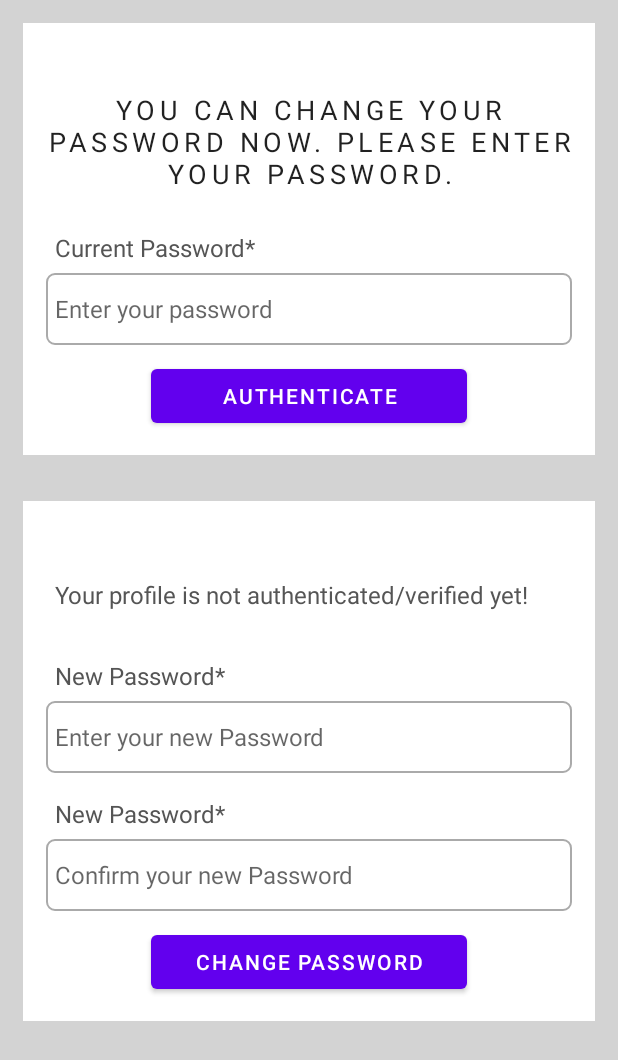
After one commit to ayushbaj53/StudentDormitoryFinder, an Android app: the layout activity_change_password.xml on its own in the app's theme, with its tools: preview values and no code run, on a phone screen of 412 x 824 dp. The commit adds this screen. Shown: the top 1060 px of the screen. Run offline under Robolectric (Android 15) with nearby library versions, the phone set to English and light mode, and no system bars.

Commit message:
Change Password Activity done

```diff
--- a/app/src/main/AndroidManifest.xml
+++ b/app/src/main/AndroidManifest.xml
@@ -11,6 +11,9 @@
         android:supportsRtl="true"
         android:theme="@style/Theme.StudentDormitoryFinder"
         tools:targetApi="31">
+        <activity
+            android:name=".ChangePasswordActivity"
+            android:exported="false" />
         <activity
             android:name=".UpdateEmailActivity"
             android:exported="false" />
--- /dev/null
+++ b/app/src/main/res/layout/activity_change_password.xml
@@ -0,0 +1,159 @@
+<?xml version="1.0" encoding="utf-8"?>
+<ScrollView xmlns:android="http://schemas.android.com/apk/res/android"
+    xmlns:app="http://schemas.android.com/apk/res-auto"
+    xmlns:tools="http://schemas.android.com/tools"
+    android:layout_width="match_parent"
+    android:layout_height="match_parent"
+    tools:context=".ChangePasswordActivity"
+    android:background="@color/light_gray">
+
+    <LinearLayout
+        android:layout_width="match_parent"
+        android:layout_height="wrap_content"
+        android:orientation="vertical">
+
+        <RelativeLayout
+            android:layout_width="match_parent"
+            android:layout_height="wrap_content"
+            android:background="@color/white"
+            android:padding="15dp"
+            android:layout_margin="15dp"
+            android:id="@+id/RL_email">
+
+            <TextView
+                android:layout_width="match_parent"
+                android:layout_height="wrap_content"
+                android:id="@+id/textView_change_pwd_head"
+                android:layout_marginTop="30dp"
+                android:text="You can change your password now. Please enter your password."
+                android:textAlignment="center"
+                android:textAppearance="@style/TextAppearance.MaterialComponents.Overline"
+                android:textSize="18sp"/>
+
+
+
+            <TextView
+                android:layout_width="match_parent"
+                android:layout_height="wrap_content"
+                android:id="@+id/textView_change_pwd_current"
+                android:layout_below="@id/textView_change_pwd_head"
+                android:layout_marginTop="20dp"
+                android:text="Current Password*"
+                android:padding="6dp"
+                android:textColor="#555555"
+                android:textSize="16sp"/>
+
+            <EditText
+                android:id="@+id/editText_change_pwd_current"
+                android:layout_width="match_parent"
+                android:layout_height="wrap_content"
+                android:layout_below="@id/textView_change_pwd_current"
+                android:background="@drawable/border"
+                android:hint="Enter your password"
+                android:inputType="textPassword"
+                android:minHeight="48dp"
+                android:padding="6dp"
+                android:textSize="16sp" />
+
+            <Button
+                android:layout_width="match_parent"
+                android:layout_height="wrap_content"
+                android:id="@+id/button_change_pwd_authenticate"
+                android:layout_below="@+id/editText_change_pwd_current"
+                android:text="Authenticate"
+                android:layout_marginTop="10dp"
+                android:layout_marginRight="70dp"
+                android:layout_marginLeft="70dp"/>
+
+            <ProgressBar
+                android:layout_width="wrap_content"
+                android:layout_height="wrap_content"
+                android:id="@+id/progressBar"
+                style="?android:attr/progressBarStyleLarge"
+                android:layout_centerVertical="true"
+                android:layout_centerHorizontal="true"
+                android:elevation="10dp"
+                android:visibility="gone">
+            </ProgressBar>
+
+        </RelativeLayout>
+
+        <RelativeLayout
+            android:layout_width="match_parent"
+            android:layout_height="wrap_content"
+            android:background="@color/white"
+            android:layout_margin="15dp"
+            android:padding="15dp"
+            >
+
+            <TextView
+                android:layout_width="match_parent"
+                android:layout_height="wrap_content"
+                android:id="@+id/textView_change_pwd_authenticated"
+                android:layout_marginTop="30dp"
+                android:text="Your profile is not authenticated/verified yet!"
+                android:padding="6dp"
+                android:textColor="#555555"
+                android:textSize="16sp"/>
+
+            <TextView
+                android:layout_width="match_parent"
+                android:layout_height="wrap_content"
+                android:id="@+id/textView_change_pwd_new"
+                android:layout_below="@id/textView_change_pwd_authenticated"
+                android:layout_marginTop="20dp"
+                android:text="New Password*"
+                android:padding="6dp"
+                android:textColor="#555555"
+                android:textSize="16sp"/>
+
+            <EditText
+                android:id="@+id/editText_change_pwd_new"
+                android:layout_width="match_parent"
+                android:layout_height="wrap_content"
+                android:layout_below="@id/textView_change_pwd_new"
+                android:background="@drawable/border"
+                android:hint="Enter your new Password"
+                android:inputType="textPassword"
+                android:minHeight="48dp"
+                android:padding="6dp"
+                android:textSize="16sp" />
+
+            <TextView
+                android:layout_width="match_parent"
+                android:layout_height="wrap_content"
+                android:id="@+id/textView_change_pwd_new_confirm"
+                android:layout_below="@id/editText_change_pwd_new"
+                android:layout_marginTop="10dp"
+                android:text="New Password*"
+                android:padding="6dp"
+                android:textColor="#555555"
+                android:textSize="16sp"/>
+
+            <EditText
+                android:id="@+id/editText_change_pwd_new_confirm"
+                android:layout_width="match_parent"
+                android:layout_height="wrap_content"
+                android:layout_below="@id/textView_change_pwd_new_confirm"
+                android:background="@drawable/border"
+                android:hint="Confirm your new Password"
+                android:inputType="textPassword"
+                android:minHeight="48dp"
+                android:padding="6dp"
+                android:textSize="16sp" />
+
+            <Button
+                android:layout_width="match_parent"
+                android:layout_height="wrap_content"
+                android:id="@+id/button_change_pwd"
+                android:layout_below="@+id/editText_change_pwd_new_confirm"
+                android:text="Change Password"
+                android:layout_marginTop="10dp"
+                android:layout_marginRight="70dp"
+                android:layout_marginLeft="70dp"/>
+
+        </RelativeLayout>
+
+    </LinearLayout>
+
+</ScrollView>
--- a/app/src/main/res/layout/activity_user_profile.xml
+++ b/app/src/main/res/layout/activity_user_profile.xml
@@ -18,11 +18,12 @@
             android:background="#5CC09F">
 
             <ImageView
+                android:id="@+id/imageView_profile_dp"
                 android:layout_width="150dp"
                 android:layout_height="150dp"
-                android:id="@+id/imageView_profile_dp"
                 android:layout_centerInParent="true"
                 android:background="@drawable/no_profile_pic">
+
             </ImageView>
 
             <TextView
```
Also changed, not shown: app/src/main/java/com/example/studentdormitoryfinder/ChangePasswordActivity.java (added, +223 -0 lines), app/src/main/java/com/example/studentdormitoryfinder/UpdateEmailActivity.java (+5 -4 lines), app/src/main/java/com/example/studentdormitoryfinder/UpdateProfileActivity.java (+5 -4 lines), app/src/main/java/com/example/studentdormitoryfinder/UploadProfilePicActivity.java (+27 -21 lines), app/src/main/java/com/example/studentdormitoryfinder/UserProfileActivity.java (+4 -5 lines).
